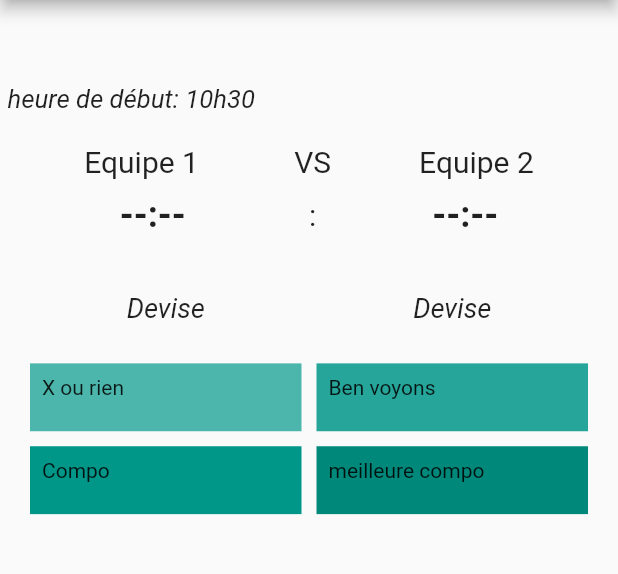
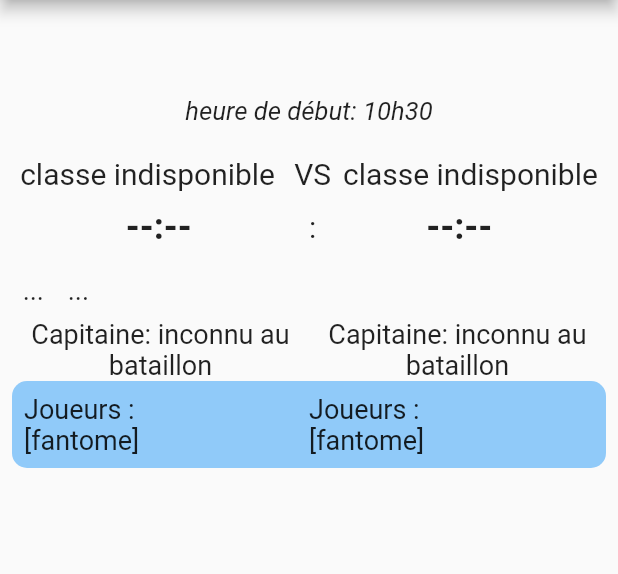
Before and after one commit to Scaramonga4/CIO-FV, a Flutter app: the Match screen opened directly with empty values, on a phone screen of 412 x 824 dp, the part 84-658 px from its top. Run offline on Flutter 3.47's test engine with Material 2 defaults, Android fonts, the phone set to English and light mode, and no system bars; our stand-ins replace cloud_firestore, firebase_core; accounts and stored records are empty.

Commit message:
MàJ bis 29/03

```diff
--- a/ciofv_spectateur/lib/EquipeDeClasse.dart
+++ b/ciofv_spectateur/lib/EquipeDeClasse.dart
@@ -10,7 +10,7 @@ class EquipeDeClasse{
   int? defaites = 0;
   int? egalites = 0;
   int? points = 0;
-  List<String>? joueurs = [];
+  String? joueurs = "[fantome]";
   String? capitaine = "inconnu au bataillon";
   String? arbitre = "inconnu au bataillon";
 
@@ -42,9 +42,22 @@ class EquipeDeClasse{
       points: data?['points'],
       victoires: data?['victoires'],
       defaites: data?['defaites'],
-      egalites: data?['egallites'],
-      joueurs: data?['nom_participants'] is Iterable ? List.from(data?['nom_participants']) : null,
+      egalites: data?['egalites'],
+      joueurs: data?['nom_participant'] is Iterable ? List.from(data?['nom_participant']).join('\n') : "[fantome]",
     );
   }
-
+  Map<String, dynamic> toFirestore() {
+    return {
+      if (poule != null) "poule": poule,
+      if (classe != null) "classe": classe,
+      if (devise != null) "devise": devise,
+      if (capitaine != null) "capitaine": capitaine,
+      if (arbitre != null) "arbitre": arbitre,
+      if (points != null) "points": points,
+      if (victoires != null) "victoires": victoires,
+      if (defaites != null) "defaites": defaites,
+      if (egalites != null) "egalites": egalites,
+      if (joueurs != null) "nom_participants": joueurs,
+    };
+  }
 }
--- a/ciofv_spectateur/lib/laPoste.dart
+++ b/ciofv_spectateur/lib/laPoste.dart
@@ -1,3 +1,4 @@
+import 'package:ciofv_spectateur/EquipeDeClasse.dart';
 import 'package:cloud_firestore/cloud_firestore.dart';
 
 class laPoste {
@@ -73,8 +74,9 @@ class laPoste {
         "matchs").doc(id).snapshots();
   }
 
-  Future<DocumentSnapshot<Map<String, dynamic>>> prendEquipe(String id) {
-    return firebaseFirestore.collection("Equipes").doc(id).get();
+  Future<DocumentSnapshot<EquipeDeClasse>> prendEquipe(String id) {
+    final ref = firebaseFirestore.collection("Equipes").doc(id).withConverter(fromFirestore: EquipeDeClasse.fromFirestore, toFirestore: (EquipeDeClasse equipe, _)=>equipe.toFirestore(),);
+    return ref.get();
   }
 
 }
--- a/ciofv_spectateur/lib/match.dart
+++ b/ciofv_spectateur/lib/match.dart
@@ -53,22 +53,27 @@ class _Match extends State<Match>{
   Widget build(BuildContext context) {
     return Scaffold(
         appBar: AppBar(title: const Text('Poules')), //Appel de la class MyAppBar
-        body: ListView(
+        body: Padding(padding: const EdgeInsets.all(8),
+          child:ListView(
           children: [
+            Center(
+              child:
             Padding(
               padding: EdgeInsets.fromLTRB(5,10,5,10),
-                child:Text(widget.Terrain,style: TextStyle(fontSize: 22))),
+                child:Text(widget.Terrain,style: TextStyle(fontSize: 22))),),
+            Center(
+              child:
             Padding(
               padding: EdgeInsets.fromLTRB(5,10,5,20),
                child:Text("heure de début: "+heure,style: TextStyle(fontSize: 17, fontStyle: FontStyle.italic)),
-            ),
+            ),),
             Container(
               width: double.infinity,
               child:Row(
                 children: [
-                  new Expanded(child: Text(Equ1, style: TextStyle(fontSize: 20),textAlign: TextAlign.center,), flex: 1,),
+                  new Expanded(child: Text(equipe_1.classe.toString(), style: TextStyle(fontSize: 20),textAlign: TextAlign.center,), flex: 1,),
                   new Expanded(child: const Text(" VS ", style:TextStyle(fontSize: 20),textAlign: TextAlign.center,), flex: 0,),
-                  new Expanded(child: Text(Equ2 , style:TextStyle(fontSize: 20),textAlign: TextAlign.center,), flex: 1,)
+                  new Expanded(child: Text(equipe_2.classe.toString(), style:TextStyle(fontSize: 20),textAlign: TextAlign.center,), flex: 1,)
                 ],
             )),
           Padding(
@@ -83,47 +88,32 @@ class _Match extends State<Match>{
                 ],)
               )
             ),
-            GridView.count(
-              childAspectRatio: 4.0,
-              physics: ScrollPhysics(),
-              shrinkWrap: true,
-              padding: const EdgeInsets.all(20),
-              crossAxisSpacing: 10,
-              mainAxisSpacing: 10,
-              crossAxisCount: 2,
+            Row(
               children: <Widget>[
                 Container(
                   padding: const EdgeInsets.all(8),
-                  child: Text("Devise", textAlign: TextAlign.center,style: TextStyle(fontStyle : FontStyle.italic,fontSize: 18)),
+                  child: Text(equipe_1.devise.toString(), textAlign: TextAlign.center,style: TextStyle(fontStyle : FontStyle.italic,fontSize: 18)),
                 ),
                 Container(
                   padding: const EdgeInsets.all(8),
-                  child: Text('Devise', textAlign: TextAlign.center,style: TextStyle(fontStyle : FontStyle.italic,fontSize: 18)),
-                ),
-                Container(
-                  padding: const EdgeInsets.all(8),
-                  color: Colors.teal[300],
-                  child: const Text('X ou rien'),
-                ),
-                Container(
-                  padding: const EdgeInsets.all(8),
-                  color: Colors.teal[400],
-                  child: const Text('Ben voyons'),
-                ),
-                Container(
-                  padding: const EdgeInsets.all(8),
-                  color: Colors.teal[500],
-                  child: const Text('Compo'),
-                ),
-                Container(
-                  padding: const EdgeInsets.all(8),
-                  color: Colors.teal[600],
-                  child: const Text('meilleure compo'),
-                ),
+                  child: Text(equipe_2.devise.toString(), textAlign: TextAlign.center,style: TextStyle(fontStyle : FontStyle.italic,fontSize: 18)),
+                ),]),
+            Row(
+              children:<Widget>[
+                new Expanded(child:Text("Capitaine: "+equipe_1.capitaine.toString(), textAlign: TextAlign.center,style: TextStyle(fontSize: 18),),flex: 1,),
+                new Expanded(child:Text("Capitaine: "+equipe_2.capitaine.toString(), textAlign: TextAlign.center,style: TextStyle(fontSize: 18),),flex: 1,),
+                ]),
+            Container(
+            padding: const EdgeInsets.all(8),
+            decoration: new BoxDecoration(color: Colors.blue[200],borderRadius: BorderRadius.all(Radius.circular(10))),
+            child:Row(
+              children:<Widget>[
+                new Expanded(child:Text("Joueurs : \n"+equipe_1.joueurs.toString(),style: TextStyle(fontSize: 18),)),
+                new Expanded(child:Text("Joueurs : \n"+equipe_2.joueurs.toString(),style: TextStyle(fontSize: 18),),),
               ],
-            )
+            ))
         ])
-    );
+    ));
   }
 
   litMatchs(){
@@ -146,8 +136,8 @@ class _Match extends State<Match>{
             setState(() {
               print(score1);
               print(score2);
-              score1 = score["Equ1"]??"0";
-              score2 = score["Equ2"]??"0";
+              score1 = score["Equ1"].toString()??"0";
+              score2 = score["Equ2"].toString()??"0";
             });
             litEquipe(event.data()!["equipes"]??{"Equ1":"inconnu","Equ2":"inconnu"});
           }
@@ -156,29 +146,20 @@ class _Match extends State<Match>{
     );
   }
 
-  void litEquipe(equipes) {
-    String equ1 =equipes["Equ1"];
-    String equ2 =equipes["Equ2"];
-    var snap = monPostier.prendEquipe(equ1);
-    snap.then((DocumentSnapshot doc) {
-        final data = doc.data() as Map<String, dynamic>;
-        setState(() {
-          Equ1 = data["classe"]??"inconnu au bataillon";
-          devise1 = data["devise"]??"...";
-        });
-      },
-      onError: (e) => print("Error getting document: $e"),
-    );
-    var snap2 = monPostier.prendEquipe(equ2);
-    snap2.then((DocumentSnapshot doc) {
-      final data = doc.data() as Map<String, dynamic>;
+  Future<void> litEquipe(equipes) async {
+    String equ1 =equipes["Equ1"]??"inconnu";
+    String equ2 =equipes["Equ2"]??"inconnu";
+    final snap = await monPostier.prendEquipe(equ1);
+    if(snap!=null){
       setState(() {
-        print('ok');
-        Equ2 = data["classe"]??"inconnu au bataillon";
-        devise2 = data["devise"]??"...";
+        equipe_1 = snap.data()!;
       });
-    },
-      onError: (e) => print("Error getting document: $e"),
-    );
+    }
+    final snap2 = await monPostier.prendEquipe(equ2);
+    if(snap2!=null){
+      setState(() {
+        equipe_2 = snap2.data()!;
+      });
+    }
   }
 }
```
Also changed, not shown: ciofv_spectateur/lib/Poule.dart (+13 -10 lines), 3 other files.
